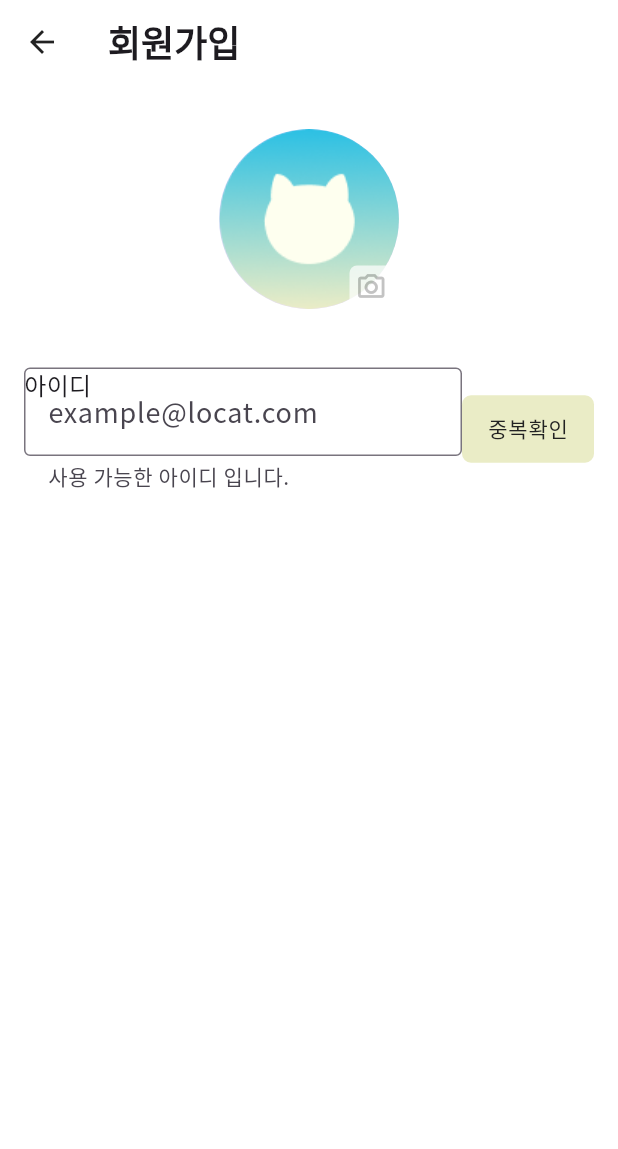
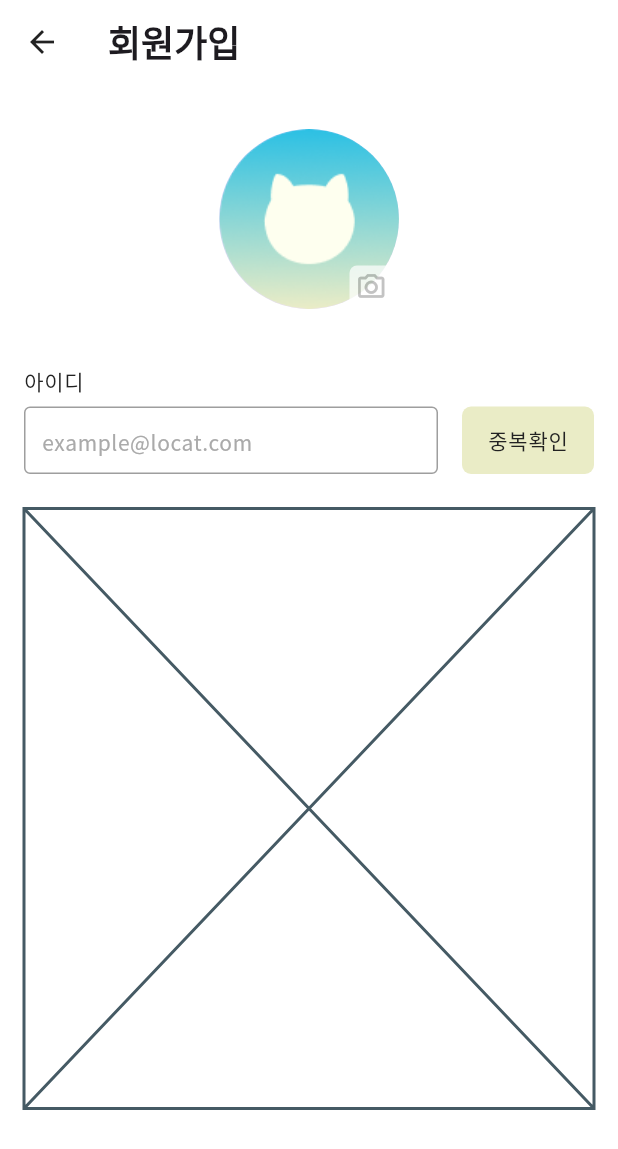
Before and after one commit to beforeitcools/flutter-locatrip, a Flutter app: the screen it shows after launch, after a tap on "시작하기", on a phone screen of 412 x 824 dp. Shown: the top 1149 px of the screen. Run offline on Flutter 3.47's test engine with Material 3 defaults, Android fonts, the phone set to English and light mode, and no system bars; our stand-ins replace calendar_date_picker2, dio, flutter_secure_storage, geocoding, geolocator, google_maps_flutter and 1 more.

Commit message:
feat: 회원가입 로직

```diff
--- a/lib/Auth/screen/signup_screen.dart
+++ b/lib/Auth/screen/signup_screen.dart
@@ -1,6 +1,7 @@
 import 'dart:io';
 import 'package:flutter/material.dart';
 import 'package:flutter_locatrip/Auth/widget/image_pick_widget.dart';
+import 'package:flutter_locatrip/Auth/widget/password_widget.dart';
 import 'package:flutter_locatrip/common/widget/color.dart';
 import 'package:image_picker/image_picker.dart';
 
@@ -13,16 +14,54 @@ class SignupScreen extends StatefulWidget {
 
 class _SignupScreenState extends State<SignupScreen> {
   TextEditingController _idController = TextEditingController();
-  TextEditingController _pwController = TextEditingController();
-  TextEditingController _pwCheckController = TextEditingController();
-  TextEditingController _nickNameController = TextEditingController();
-
+  /*TextEditingController _pwController = TextEditingController();
+  TextEditingController _pwCheckController = TextEditingController();*/
+  TextEditingController _nicknameController = TextEditingController();
+  final _formKey = GlobalKey<FormState>(); // 정규식을 통한 유효성 검증을 위한 form key
+  String? _emailError;
+  String? _passwordError;
+  String? _passwordCheckError;
   File? _image;
 
   void _selectImage(XFile pickedFile) {
     setState(() {
       _image = File(pickedFile.path);
     });
+  }
+
+  void _emailValidCheck(String emailInput) {
+    const emailPattern = r'^[a-zA-Z0-9._%+-]+@[a-zA-Z0-9.-]+\.[a-zA-Z]{2,6}$';
+    RegExp regex = RegExp(emailPattern);
+    setState(() {
+      if (!regex.hasMatch(emailInput)) {
+        _emailError = "이메일 형식이 아닙니다.";
+      } else {
+        _emailError = null;
+      }
+    });
+  }
+
+  void _passwordValidCheck(String passwordInput) {
+    setState(() {
+      if (passwordInput.length < 6) {
+        _passwordError = "비밀번호는 6자 이상이어야 합니다.";
+      } else if (passwordInput.length > 20) {
+        _passwordError = "비밀번호는 20자를 초과할 수 없습니다.";
+      } else {
+        const passwordpattern =
+            r'^(?=.*[A-Za-z])(?=.*\d)(?=.*[@$!%*#?&])[A-Za-z\d@$!%*#?&]{6,20}$';
+        RegExp regex = RegExp(passwordpattern);
+        if (!regex.hasMatch(passwordInput)) {
+          _passwordError = "비밀번호에는 영문, 숫자, 특수문자가 포함되어야 합니다.";
+        } else {
+          _passwordError = null;
+        }
+      }
+    });
+  }
+
+  void _passwordCompareCheck(String passwordCheckInput) {
+    setState(() {});
   }
 
   @override
@@ -50,27 +89,58 @@ class _SignupScreenState extends State<SignupScreen> {
                   height: 39,
                 ),
                 Container(
-                  child: Stack(
+                  child: Column(
                     children: [
-                      Text(
-                        "아이디",
-                        style: Theme.of(context).textTheme.bodyMedium,
+                      Row(
+                        children: [
+                          Text(
+                            "아이디",
+                            style: Theme.of(context)
+                                .textTheme
+                                .bodySmall
+                                ?.copyWith(color: blackColor),
+                          ),
+                        ],
                       ),
                       SizedBox(
                         height: 7,
                       ),
                       Container(
-                        // padding: EdgeInsets.symmetric(horizontal: 16),
+                        height: 45,
                         child: Row(
                           children: [
                             Expanded(
                               child: TextField(
+                                onChanged: _emailValidCheck,
                                 controller: _idController,
                                 decoration: InputDecoration(
-                                    border: OutlineInputBorder(),
+                                    border: OutlineInputBorder(
+                                        borderRadius: BorderRadius.circular(6),
+                                        borderSide:
+                                            BorderSide(color: pointBlueColor)),
+                                    enabledBorder: OutlineInputBorder(
+                                      borderSide: BorderSide(
+                                        color: Colors.grey,
+                                      ),
+                                    ),
+                                    focusedBorder: OutlineInputBorder(
+                                      borderSide: BorderSide(
+                                        color: pointBlueColor,
+                                      ),
+                                    ),
                                     hintText: "example@locat.com",
-                                    helperText: "사용 가능한 아이디 입니다."), // 스타일??
+                                    hintStyle: Theme.of(context)
+                                        .textTheme
+                                        .bodySmall
+                                        ?.copyWith(
+                                          color: grayColor,
+                                        ),
+                                    contentPadding:
+                                        EdgeInsets.fromLTRB(8, 0, 8, 0)),
                               ),
+                            ),
+                            SizedBox(
+                              width: 16,
                             ),
                             TextButton(
                               onPressed: () {
@@ -94,10 +164,35 @@ class _SignupScreenState extends State<SignupScreen> {
                             ),
                           ],
                         ),
-                      )
+                      ),
+                      SizedBox(
+                        height: 7,
+                      ),
+                      _emailError == null
+                          ? SizedBox()
+                          : Row(
+                              children: [
+                                Text(
+                                  _emailError!, // dynamic String
+                                  style: _emailError!.contains("형식")
+                                      ? Theme.of(context)
+                                          .textTheme
+                                          .bodySmall
+                                          ?.copyWith(color: Colors.red)
+                                      : Theme.of(context)
+                                          .textTheme
+                                          .bodySmall
+                                          ?.copyWith(color: Colors.green),
+                                ),
+                              ],
+                            )
                     ],
                   ),
-                )
+                ),
+                SizedBox(
+                  height: 16,
+                ),
+                PasswordWidget(),
               ],
             ),
           ),
--- a/lib/Auth/screen/start_screen.dart
+++ b/lib/Auth/screen/start_screen.dart
@@ -13,13 +13,18 @@ class StartScreen extends StatelessWidget {
         child: Column(
           mainAxisAlignment: MainAxisAlignment.center,
           children: [
+            SizedBox(
+              height: 106,
+            ),
             Image(
               image: AssetImage('assets/logo_with_image.png'),
             ),
             SizedBox(
               height: 30,
             ),
-            Text("현지인이 첨삭해주는 맞춤 여행 가이드 \n지금 내 동네를 인증하고 여행을 계획하세요!",
+            Text("현지인이 첨삭해주는 맞춤 여행 가이드",
+                style: Theme.of(context).textTheme.bodyMedium),
+            Text("지금 내 동네를 인증하고 여행을 계획하세요!",
                 style: Theme.of(context).textTheme.bodyMedium),
             SizedBox(
               height: 200,
--- /dev/null
+++ b/lib/Auth/widget/password_widget.dart
@@ -0,0 +1,15 @@
+import 'package:flutter/material.dart';
+
+class PasswordWidget extends StatelessWidget {
+  TextEditingController _pwController = TextEditingController();
+  TextEditingController _pwCheckController = TextEditingController();
+
+  PasswordWidget({
+    super.key,
+  });
+
+  @override
+  Widget build(BuildContext context) {
+    return const Placeholder();
+  }
+}
```
